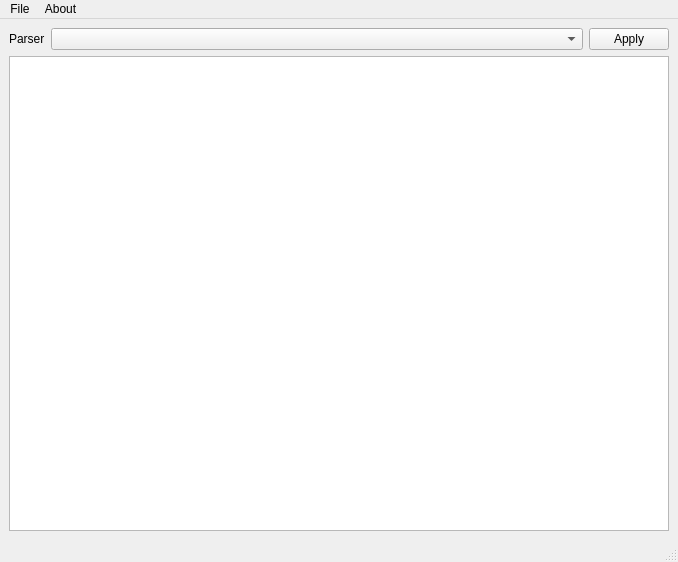
Old version of the form mainwindow.ui in the repository glpzzz/logan.
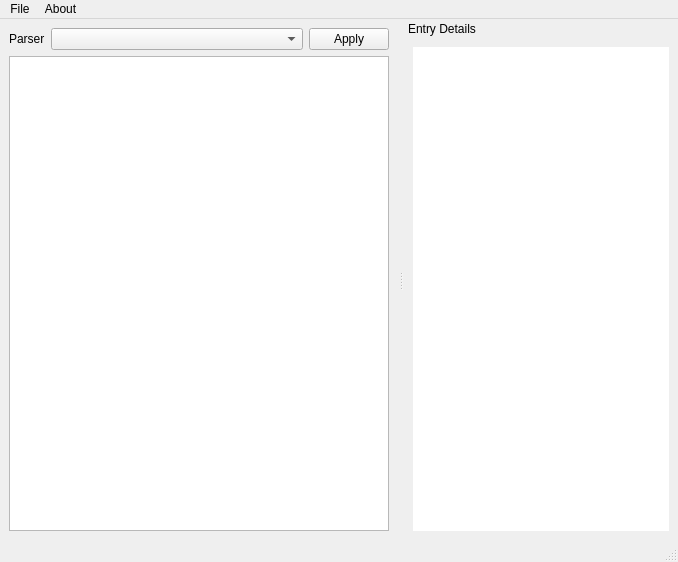
New version of the form.

Commit message: Entry details panel

What changed in the file:
```diff
--- a/mainwindow.ui
+++ b/mainwindow.ui
@@ -85,6 +85,37 @@
    <addaction name="menuAbout"/>
   </widget>
   <widget class="QStatusBar" name="statusbar"/>
+  <widget class="QDockWidget" name="dockWidget">
+   <property name="features">
+    <set>QDockWidget::DockWidgetMovable</set>
+   </property>
+   <property name="allowedAreas">
+    <set>Qt::BottomDockWidgetArea|Qt::LeftDockWidgetArea|Qt::RightDockWidgetArea</set>
+   </property>
+   <property name="windowTitle">
+    <string>Entry Details</string>
+   </property>
+   <attribute name="dockWidgetArea">
+    <number>2</number>
+   </attribute>
+   <widget class="QWidget" name="dockWidgetContents">
+    <layout class="QVBoxLayout" name="verticalLayout">
+     <item>
+      <widget class="QTextEdit" name="tbEntry">
+       <property name="frameShape">
+        <enum>QFrame::NoFrame</enum>
+       </property>
+       <property name="autoFormatting">
+        <set>QTextEdit::AutoAll</set>
+       </property>
+       <property name="readOnly">
+        <bool>true</bool>
+       </property>
+      </widget>
+     </item>
+    </layout>
+   </widget>
+  </widget>
   <action name="actionOpen">
    <property name="text">
     <string>Open</string>
```
Left out of the diff: 20 changed lines with no effect on the pictures. The commit also changes 1 other file.
